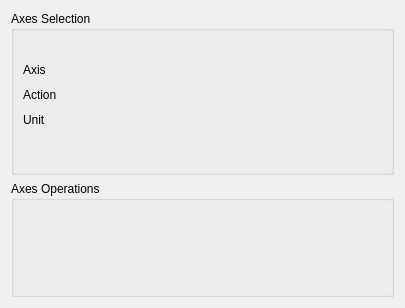
The window that SciDataTool/GUI/WAxisManager/WAxisManager.ui (Eomys/SciDataTool) describes before a commit, drawn with Qt 5.
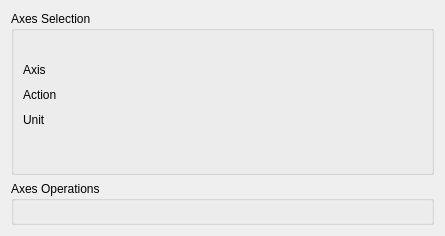
The same window after the commit. Custom widgets are drawn as their Qt base class.

```diff
--- a/SciDataTool/GUI/WAxisManager/WAxisManager.ui
+++ b/SciDataTool/GUI/WAxisManager/WAxisManager.ui
@@ -6,8 +6,8 @@
    <rect>
     <x>0</x>
     <y>0</y>
-    <width>405</width>
-    <height>308</height>
+    <width>445</width>
+    <height>236</height>
    </rect>
   </property>
   <property name="windowTitle">
```
